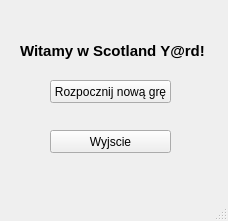
The window that Scotland_Yard/mainwindow.ui (Tomek3/Scotland-Yard) describes before a commit, drawn with Qt 5.
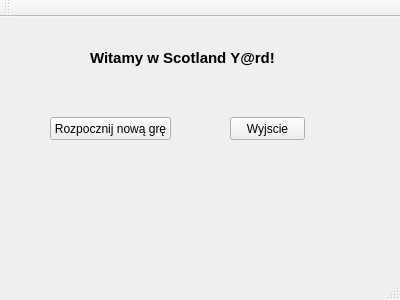
The same window after the commit.

```diff
--- a/Scotland_Yard/mainwindow.ui
+++ b/Scotland_Yard/mainwindow.ui
@@ -6,8 +6,8 @@
    <rect>
     <x>0</x>
     <y>0</y>
-    <width>228</width>
-    <height>221</height>
+    <width>400</width>
+    <height>300</height>
    </rect>
   </property>
   <property name="windowTitle">
@@ -17,9 +17,9 @@
    <widget class="QLabel" name="label">
     <property name="geometry">
      <rect>
-      <x>20</x>
-      <y>40</y>
-      <width>211</width>
+      <x>90</x>
+      <y>30</y>
+      <width>231</width>
       <height>21</height>
      </rect>
     </property>
@@ -38,7 +38,7 @@
     <property name="geometry">
      <rect>
       <x>50</x>
-      <y>80</y>
+      <y>100</y>
       <width>121</width>
       <height>23</height>
      </rect>
@@ -50,9 +50,9 @@
    <widget class="QPushButton" name="pushButton_2">
     <property name="geometry">
      <rect>
-      <x>50</x>
-      <y>130</y>
-      <width>121</width>
+      <x>230</x>
+      <y>100</y>
+      <width>75</width>
       <height>23</height>
      </rect>
     </property>
@@ -61,6 +61,24 @@
     </property>
    </widget>
   </widget>
+  <widget class="QMenuBar" name="menuBar">
+   <property name="geometry">
+    <rect>
+     <x>0</x>
+     <y>0</y>
+     <width>400</width>
+     <height>21</height>
+    </rect>
+   </property>
+  </widget>
+  <widget class="QToolBar" name="mainToolBar">
+   <attribute name="toolBarArea">
+    <enum>TopToolBarArea</enum>
+   </attribute>
+   <attribute name="toolBarBreak">
+    <bool>false</bool>
+   </attribute>
+  </widget>
   <widget class="QStatusBar" name="statusBar"/>
  </widget>
  <layoutdefault spacing="6" margin="11"/>
```
